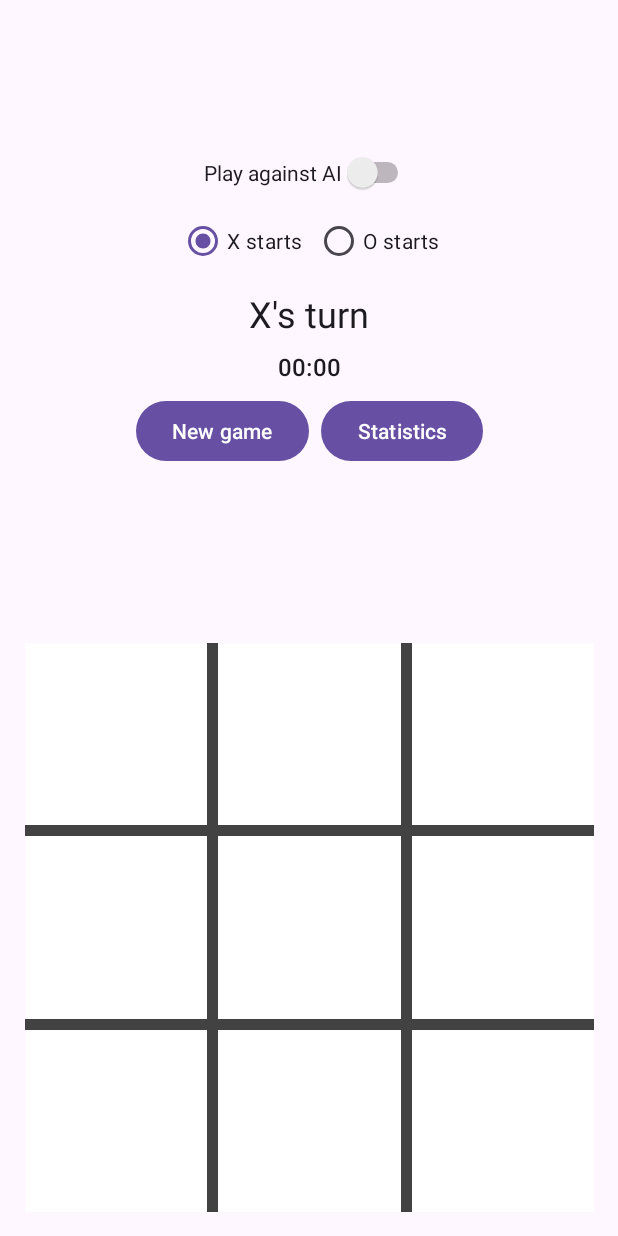
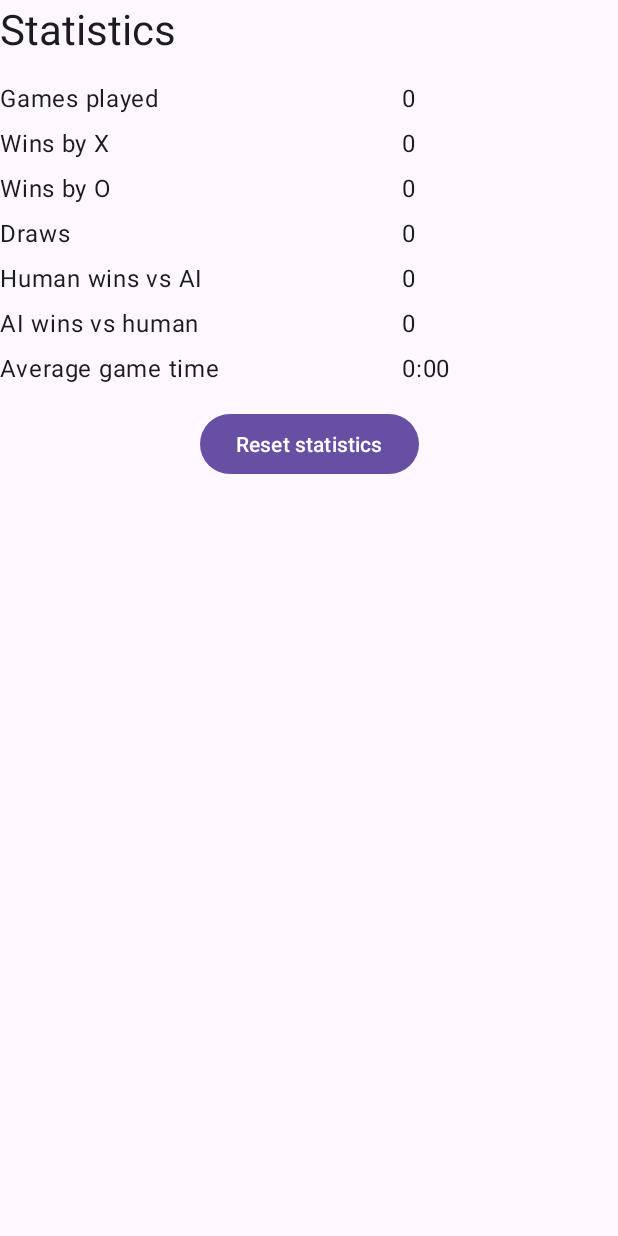
Before and after one commit to rtarassov/tictactoe-2627f, an Android app: the screen it shows after launch (MainActivity before the commit, StatsActivity after it), after a tap on "Statistics", on a phone screen of 412 x 824 dp. Run offline under Robolectric (Android 15) with nearby library versions, the phone set to English and light mode, and no system bars.

Commit message:
feat: persistent statistics with separate statistics screen and reset
Statistics data class, SharedPreferences-backed StatisticsStorage shared by
both activities, StatsActivity with Reset. Game results are recorded once
in the same call that makes the finishing move. Instrumented tests cover
storage round-trip and the stats screen; dialog assertions target the
dialog root so activity recreation is deterministic.

Co-Authored-By: Claude Fable 5.1 <noreply@anthropic.com>

```diff
--- a/app/src/main/AndroidManifest.xml
+++ b/app/src/main/AndroidManifest.xml
@@ -12,6 +12,9 @@
         android:supportsRtl="true"
         android:theme="@style/Theme.Tictactoe2627f">
         <activity
+            android:name=".StatsActivity"
+            android:exported="false" />
+        <activity
             android:name=".MainActivity"
             android:exported="true"
             android:windowSoftInputMode="adjustResize">
--- a/app/src/main/java/ee/taltech/tictactoe/MainActivity.kt
+++ b/app/src/main/java/ee/taltech/tictactoe/MainActivity.kt
@@ -1,5 +1,6 @@
 package ee.taltech.tictactoe
 
+import android.content.Intent
 import android.os.Bundle
 import android.os.SystemClock
 import android.view.View
@@ -22,6 +23,7 @@ class MainActivity : AppCompatActivity() {
     private lateinit var textViewStatus: TextView
     private lateinit var chronometerGameTime: Chronometer
     private lateinit var cellButtons: List<Button>
+    private lateinit var statisticsStorage: StatisticsStorage
 
     private var game = TicTacToeGame()
     private var isVsAi = false
@@ -44,6 +46,7 @@ class MainActivity : AppCompatActivity() {
         radioGroupStarter = findViewById(R.id.radioGroupStarter)
         textViewStatus = findViewById(R.id.textViewStatus)
         chronometerGameTime = findViewById(R.id.chronometerGameTime)
+        statisticsStorage = StatisticsStorage(this)
         cellButtons = listOf(
             findViewById(R.id.buttonCell00),
             findViewById(R.id.buttonCell01),
@@ -100,6 +103,7 @@ class MainActivity : AppCompatActivity() {
     }
 
     fun buttonStatisticsClicked(view: View) {
+        startActivity(Intent(this, StatsActivity::class.java))
     }
 
     private fun startNewGame() {
@@ -123,6 +127,7 @@ class MainActivity : AppCompatActivity() {
         }
         if (game.status != GameStatus.IN_PROGRESS) {
             finishedGameDurationMs = SystemClock.elapsedRealtime() - gameStartElapsedRealtime
+            statisticsStorage.recordGame(game.winner, isVsAi, finishedGameDurationMs)
         }
         renderGame()
     }
--- /dev/null
+++ b/app/src/main/java/ee/taltech/tictactoe/Statistics.kt
@@ -0,0 +1,14 @@
+package ee.taltech.tictactoe
+
+data class Statistics(
+    val gamesPlayed: Int = 0,
+    val winsX: Int = 0,
+    val winsO: Int = 0,
+    val draws: Int = 0,
+    val humanWinsVsAi: Int = 0,
+    val aiWinsVsHuman: Int = 0,
+    val totalDurationMs: Long = 0L,
+) {
+    val averageDurationMs: Long
+        get() = if (gamesPlayed == 0) 0L else totalDurationMs / gamesPlayed
+}
--- /dev/null
+++ b/app/src/main/java/ee/taltech/tictactoe/StatisticsStorage.kt
@@ -0,0 +1,58 @@
+package ee.taltech.tictactoe
+
+import android.content.Context
+import android.content.SharedPreferences
+
+class StatisticsStorage(private val context: Context) {
+
+    private val sharedPreferences: SharedPreferences = context.getSharedPreferences(
+        context.getString(R.string.preference_file_statistics),
+        Context.MODE_PRIVATE
+    )
+
+    fun load(): Statistics = Statistics(
+        gamesPlayed = readInt(R.string.stat_key_games_played),
+        winsX = readInt(R.string.stat_key_wins_x),
+        winsO = readInt(R.string.stat_key_wins_o),
+        draws = readInt(R.string.stat_key_draws),
+        humanWinsVsAi = readInt(R.string.stat_key_human_wins_vs_ai),
+        aiWinsVsHuman = readInt(R.string.stat_key_ai_wins_vs_human),
+        totalDurationMs = sharedPreferences.getLong(key(R.string.stat_key_total_duration_ms), 0L),
+    )
+
+    fun recordGame(winner: Player?, isVsAi: Boolean, durationMs: Long) {
+        val current = load()
+        val updated = current.copy(
+            gamesPlayed = current.gamesPlayed + 1,
+            winsX = current.winsX + countIf(winner == Player.X),
+            winsO = current.winsO + countIf(winner == Player.O),
+            draws = current.draws + countIf(winner == null),
+            humanWinsVsAi = current.humanWinsVsAi + countIf(isVsAi && winner == Player.X),
+            aiWinsVsHuman = current.aiWinsVsHuman + countIf(isVsAi && winner == Player.O),
+            totalDurationMs = current.totalDurationMs + durationMs,
+        )
+        with(sharedPreferences.edit()) {
+            putInt(key(R.string.stat_key_games_played), updated.gamesPlayed)
+            putInt(key(R.string.stat_key_wins_x), updated.winsX)
+            putInt(key(R.string.stat_key_wins_o), updated.winsO)
+            putInt(key(R.string.stat_key_draws), updated.draws)
+            putInt(key(R.string.stat_key_human_wins_vs_ai), updated.humanWinsVsAi)
+            putInt(key(R.string.stat_key_ai_wins_vs_human), updated.aiWinsVsHuman)
+            putLong(key(R.string.stat_key_total_duration_ms), updated.totalDurationMs)
+            apply()
+        }
+    }
+
+    fun reset() {
+        with(sharedPreferences.edit()) {
+            clear()
+            apply()
+        }
+    }
+
+    private fun readInt(keyStringId: Int): Int = sharedPreferences.getInt(key(keyStringId), 0)
+
+    private fun key(keyStringId: Int): String = context.getString(keyStringId)
+
+    private fun countIf(condition: Boolean): Int = if (condition) 1 else 0
+}
--- /dev/null
+++ b/app/src/main/java/ee/taltech/tictactoe/StatsActivity.kt
@@ -0,0 +1,66 @@
+package ee.taltech.tictactoe
+
+import android.os.Bundle
+import android.view.View
+import android.widget.TextView
+import androidx.activity.enableEdgeToEdge
+import androidx.appcompat.app.AppCompatActivity
+import androidx.core.view.ViewCompat
+import androidx.core.view.WindowInsetsCompat
+
+class StatsActivity : AppCompatActivity() {
+
+    private lateinit var statisticsStorage: StatisticsStorage
+    private lateinit var textViewGamesPlayed: TextView
+    private lateinit var textViewWinsX: TextView
+    private lateinit var textViewWinsO: TextView
+    private lateinit var textViewDraws: TextView
+    private lateinit var textViewHumanWinsVsAi: TextView
+    private lateinit var textViewAiWinsVsHuman: TextView
+    private lateinit var textViewAverageDuration: TextView
+
+    override fun onCreate(savedInstanceState: Bundle?) {
+        super.onCreate(savedInstanceState)
+        enableEdgeToEdge()
+        setContentView(R.layout.activity_stats)
+        ViewCompat.setOnApplyWindowInsetsListener(findViewById(R.id.main)) { v, insets ->
+            val systemBars = insets.getInsets(WindowInsetsCompat.Type.systemBars())
+            v.setPadding(systemBars.left, systemBars.top, systemBars.right, systemBars.bottom)
+            insets
+        }
+
+        statisticsStorage = StatisticsStorage(this)
+        textViewGamesPlayed = findViewById(R.id.textViewGamesPlayed)
+        textViewWinsX = findViewById(R.id.textViewWinsX)
+        textViewWinsO = findViewById(R.id.textViewWinsO)
+        textViewDraws = findViewById(R.id.textViewDraws)
+        textViewHumanWinsVsAi = findViewById(R.id.textViewHumanWinsVsAi)
+        textViewAiWinsVsHuman = findViewById(R.id.textViewAiWinsVsHuman)
+        textViewAverageDuration = findViewById(R.id.textViewAverageDuration)
+    }
+
+    override fun onResume() {
+        super.onResume()
+        renderStatistics()
+    }
+
+    fun buttonResetStatisticsClicked(view: View) {
+        statisticsStorage.reset()
+        renderStatistics()
+    }
+
+    private fun renderStatistics() {
+        val statistics = statisticsStorage.load()
+        textViewGamesPlayed.text = statistics.gamesPlayed.toString()
+        textViewWinsX.text = statistics.winsX.toString()
+        textViewWinsO.text = statistics.winsO.toString()
+        textViewDraws.text = statistics.draws.toString()
+        textViewHumanWinsVsAi.text = statistics.humanWinsVsAi.toString()
+        textViewAiWinsVsHuman.text = statistics.aiWinsVsHuman.toString()
+
+        val averageSeconds = statistics.averageDurationMs / 1000
+        val minutes = averageSeconds / 60
+        val seconds = averageSeconds % 60
+        textViewAverageDuration.text = getString(R.string.stats_duration_format, minutes, seconds)
+    }
+}
--- /dev/null
+++ b/app/src/main/res/layout/activity_stats.xml
@@ -0,0 +1,179 @@
+<?xml version="1.0" encoding="utf-8"?>
+<androidx.constraintlayout.widget.ConstraintLayout xmlns:android="http://schemas.android.com/apk/res/android"
+    xmlns:app="http://schemas.android.com/apk/res-auto"
+    xmlns:tools="http://schemas.android.com/tools"
+    android:id="@+id/main"
+    android:layout_width="match_parent"
+    android:layout_height="match_parent"
+    android:padding="@dimen/board_margin"
+    tools:context=".StatsActivity">
+
+    <androidx.constraintlayout.widget.Guideline
+        android:id="@+id/guidelineValues"
+        android:layout_width="wrap_content"
+        android:layout_height="wrap_content"
+        android:orientation="vertical"
+        app:layout_constraintGuide_percent="0.65" />
+
+    <TextView
+        android:id="@+id/textViewStatsTitle"
+        android:layout_width="0dp"
+        android:layout_height="wrap_content"
+        android:text="@string/stats_title"
+        android:textAppearance="?attr/textAppearanceHeadlineMedium"
+        app:layout_constraintEnd_toEndOf="parent"
+        app:layout_constraintStart_toStartOf="parent"
+        app:layout_constraintTop_toTopOf="parent" />
+
+    <TextView
+        android:id="@+id/textViewLabelGamesPlayed"
+        android:layout_width="0dp"
+        android:layout_height="wrap_content"
+        android:layout_marginTop="@dimen/board_margin"
+        android:text="@string/stats_games_played"
+        android:textAppearance="?attr/textAppearanceBodyLarge"
+        app:layout_constraintEnd_toStartOf="@+id/guidelineValues"
+        app:layout_constraintStart_toStartOf="parent"
+        app:layout_constraintTop_toBottomOf="@+id/textViewStatsTitle" />
+
+    <TextView
+        android:id="@+id/textViewGamesPlayed"
+        android:layout_width="0dp"
+        android:layout_height="wrap_content"
+        android:textAppearance="?attr/textAppearanceBodyLarge"
+        app:layout_constraintBaseline_toBaselineOf="@+id/textViewLabelGamesPlayed"
+        app:layout_constraintEnd_toEndOf="parent"
+        app:layout_constraintStart_toStartOf="@+id/guidelineValues" />
+
+    <TextView
+        android:id="@+id/textViewLabelWinsX"
+        android:layout_width="0dp"
+        android:layout_height="wrap_content"
+        android:layout_marginTop="@dimen/info_spacing"
+        android:text="@string/stats_wins_x"
+        android:textAppearance="?attr/textAppearanceBodyLarge"
+        app:layout_constraintEnd_toStartOf="@+id/guidelineValues"
+        app:layout_constraintStart_toStartOf="parent"
+        app:layout_constraintTop_toBottomOf="@+id/textViewLabelGamesPlayed" />
+
+    <TextView
+        android:id="@+id/textViewWinsX"
+        android:layout_width="0dp"
+        android:layout_height="wrap_content"
+        android:textAppearance="?attr/textAppearanceBodyLarge"
+        app:layout_constraintBaseline_toBaselineOf="@+id/textViewLabelWinsX"
+        app:layout_constraintEnd_toEndOf="parent"
+        app:layout_constraintStart_toStartOf="@+id/guidelineValues" />
+
+    <TextView
+        android:id="@+id/textViewLabelWinsO"
+        android:layout_width="0dp"
+        android:layout_height="wrap_content"
+        android:layout_marginTop="@dimen/info_spacing"
+        android:text="@string/stats_wins_o"
+        android:textAppearance="?attr/textAppearanceBodyLarge"
+        app:layout_constraintEnd_toStartOf="@+id/guidelineValues"
+        app:layout_constraintStart_toStartOf="parent"
+        app:layout_constraintTop_toBottomOf="@+id/textViewLabelWinsX" />
+
+    <TextView
+        android:id="@+id/textViewWinsO"
+        android:layout_width="0dp"
+        android:layout_height="wrap_content"
+        android:textAppearance="?attr/textAppearanceBodyLarge"
+        app:layout_constraintBaseline_toBaselineOf="@+id/textViewLabelWinsO"
+        app:layout_constraintEnd_toEndOf="parent"
+        app:layout_constraintStart_toStartOf="@+id/guidelineValues" />
+
+    <TextView
+        android:id="@+id/textViewLabelDraws"
+        android:layout_width="0dp"
+        android:layout_height="wrap_content"
+        android:layout_marginTop="@dimen/info_spacing"
+        android:text="@string/stats_draws"
+        android:textAppearance="?attr/textAppearanceBodyLarge"
+        app:layout_constraintEnd_toStartOf="@+id/guidelineValues"
+        app:layout_constraintStart_toStartOf="parent"
+        app:layout_constraintTop_toBottomOf="@+id/textViewLabelWinsO" />
+
+    <TextView
+        android:id="@+id/textViewDraws"
+        android:layout_width="0dp"
+        android:layout_height="wrap_content"
+        android:textAppearance="?attr/textAppearanceBodyLarge"
+        app:layout_constraintBaseline_toBaselineOf="@+id/textViewLabelDraws"
+        app:layout_constraintEnd_toEndOf="parent"
+        app:layout_constraintStart_toStartOf="@+id/guidelineValues" />
+
+    <TextView
+        android:id="@+id/textViewLabelHumanWinsVsAi"
+        android:layout_width="0dp"
+        android:layout_height="wrap_content"
+        android:layout_marginTop="@dimen/info_spacing"
+        android:text="@string/stats_human_wins_vs_ai"
+        android:textAppearance="?attr/textAppearanceBodyLarge"
+        app:layout_constraintEnd_toStartOf="@+id/guidelineValues"
+        app:layout_constraintStart_toStartOf="parent"
+        app:layout_constraintTop_toBottomOf="@+id/textViewLabelDraws" />
+
+    <TextView
+        android:id="@+id/textViewHumanWinsVsAi"
+        android:layout_width="0dp"
+        android:layout_height="wrap_content"
+        android:textAppearance="?attr/textAppearanceBodyLarge"
+        app:layout_constraintBaseline_toBaselineOf="@+id/textViewLabelHumanWinsVsAi"
+        app:layout_constraintEnd_toEndOf="parent"
+        app:layout_constraintStart_toStartOf="@+id/guidelineValues" />
+
+    <TextView
+        android:id="@+id/textViewLabelAiWinsVsHuman"
+        android:layout_width="0dp"
+        android:layout_height="wrap_content"
+        android:layout_marginTop="@dimen/info_spacing"
+        android:text="@string/stats_ai_wins_vs_human"
+        android:textAppearance="?attr/textAppearanceBodyLarge"
+        app:layout_constraintEnd_toStartOf="@+id/guidelineValues"
+        app:layout_constraintStart_toStartOf="parent"
+        app:layout_constraintTop_toBottomOf="@+id/textViewLabelHumanWinsVsAi" />
+
+    <TextView
+        android:id="@+id/textViewAiWinsVsHuman"
+        android:layout_width="0dp"
+        android:layout_height="wrap_content"
+        android:textAppearance="?attr/textAppearanceBodyLarge"
+        app:layout_constraintBaseline_toBaselineOf="@+id/textViewLabelAiWinsVsHuman"
+        app:layout_constraintEnd_toEndOf="parent"
+        app:layout_constraintStart_toStartOf="@+id/guidelineValues" />
+
+    <TextView
+        android:id="@+id/textViewLabelAverageDuration"
+        android:layout_width="0dp"
+        android:layout_height="wrap_content"
+        android:layout_marginTop="@dimen/info_spacing"
+        android:text="@string/stats_average_duration"
+        android:textAppearance="?attr/textAppearanceBodyLarge"
+        app:layout_constraintEnd_toStartOf="@+id/guidelineValues"
+        app:layout_constraintStart_toStartOf="parent"
+        app:layout_constraintTop_toBottomOf="@+id/textViewLabelAiWinsVsHuman" />
+
+    <TextView
+        android:id="@+id/textViewAverageDuration"
+        android:layout_width="0dp"
+        android:layout_height="wrap_content"
+        android:textAppearance="?attr/textAppearanceBodyLarge"
+        app:layout_constraintBaseline_toBaselineOf="@+id/textViewLabelAverageDuration"
+        app:layout_constraintEnd_toEndOf="parent"
+        app:layout_constraintStart_toStartOf="@+id/guidelineValues" />
+
+    <Button
+        android:id="@+id/buttonResetStatistics"
+        android:layout_width="wrap_content"
+        android:layout_height="wrap_content"
+        android:layout_marginTop="@dimen/board_margin"
+        android:onClick="buttonResetStatisticsClicked"
+        android:text="@string/reset_statistics"
+        app:layout_constraintEnd_toEndOf="parent"
+        app:layout_constraintStart_toStartOf="parent"
+        app:layout_constraintTop_toBottomOf="@+id/textViewLabelAverageDuration" />
+
+</androidx.constraintlayout.widget.ConstraintLayout>
```
Also changed, not shown: 3 other files.
